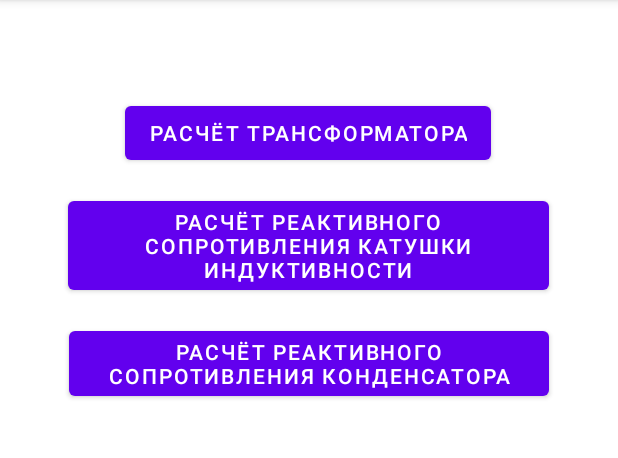
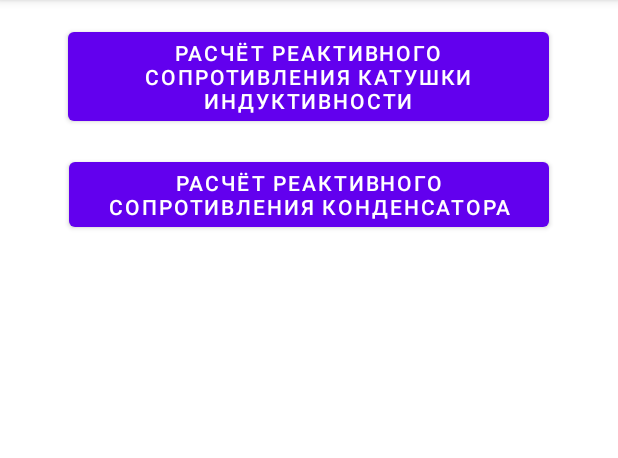
Before and after one commit to so1ohard/PavlovREST, an Android app: the screen it shows after launch (MainActivity), on a phone screen of 412 x 824 dp, the part 84-542 px from its top. Run offline under Robolectric (Android 15) with nearby library versions, the phone set to English and light mode, and no system bars; 2 statements that could not run were skipped.

Commit message:
Удалена кнопка с расчетом трансформатора

```diff
--- a/app/src/main/res/layout/activity_main.xml
+++ b/app/src/main/res/layout/activity_main.xml
@@ -5,20 +5,6 @@
     android:layout_width="match_parent"
     android:layout_height="match_parent"
     tools:context=".MainActivity">
-
-    <Button
-        android:id="@+id/transformatorBtn"
-        android:layout_width="wrap_content"
-        android:layout_height="wrap_content"
-        android:layout_marginStart="82dp"
-        android:layout_marginTop="46dp"
-        android:layout_marginEnd="83dp"
-        android:layout_marginBottom="637dp"
-        android:text="Расчёт трансформатора"
-        app:layout_constraintBottom_toBottomOf="parent"
-        app:layout_constraintEnd_toEndOf="parent"
-        app:layout_constraintStart_toStartOf="parent"
-        app:layout_constraintTop_toTopOf="parent" />
 
     <Button
         android:id="@+id/reactiveResistanceBtn"
@@ -31,7 +17,7 @@
         android:text="@string/reactiveResistanceBtnText"
         app:layout_constraintEnd_toEndOf="parent"
         app:layout_constraintStart_toStartOf="parent"
-        app:layout_constraintTop_toBottomOf="@+id/transformatorBtn"
+        app:layout_constraintTop_toTopOf="parent"
         tools:text="@string/reactiveResistanceBtnText" />
 
     <Button
```
